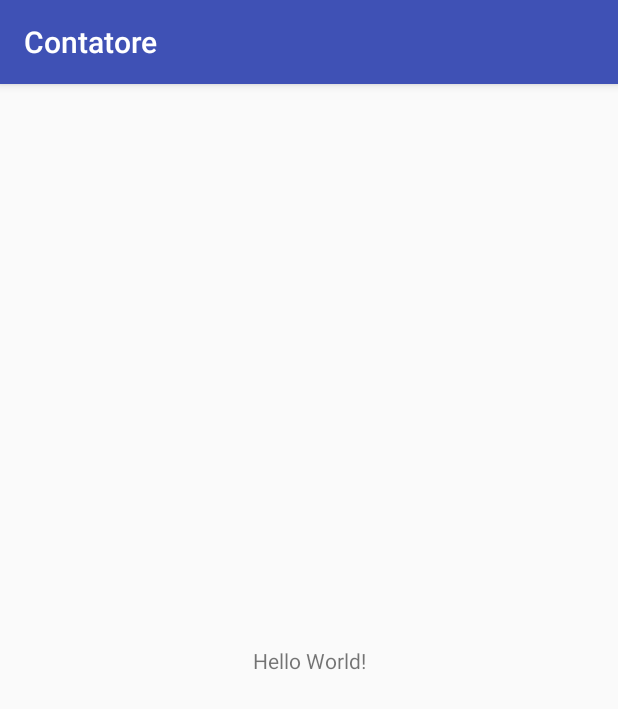
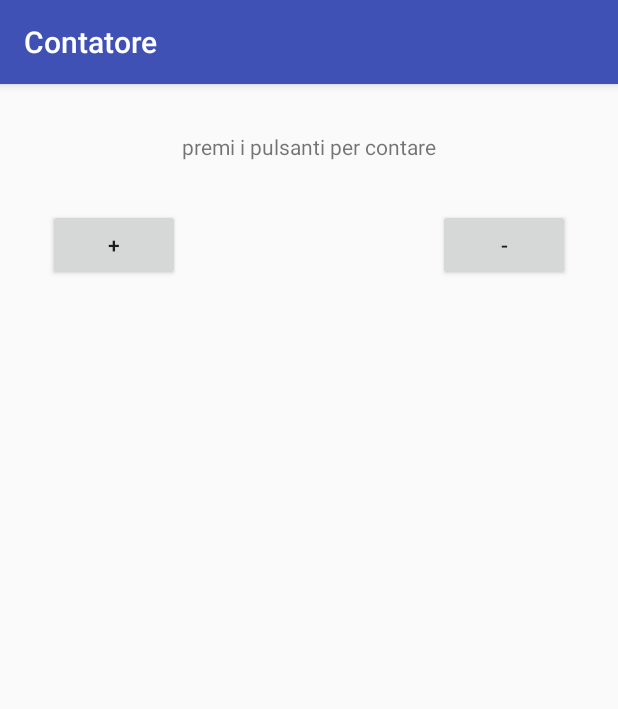
Before and after one commit to raffaelepalmiero95/Contatore, an Android app: the screen it shows after launch (MainActivity), on a phone screen of 412 x 824 dp. Shown: the top 709 px of the screen. Run offline under Robolectric (Android 15) with nearby library versions, the phone set to English and light mode, and no system bars.

Commit message:
ho creato il layout

```diff
--- a/app/src/main/res/layout/activity_main.xml
+++ b/app/src/main/res/layout/activity_main.xml
@@ -6,13 +6,37 @@
     android:layout_height="match_parent"
     tools:context="com.example.raffaelepalmiero.contatore.MainActivity">
 
-    <TextView
+    <Button
+        android:id="@+id/button"
         android:layout_width="wrap_content"
         android:layout_height="wrap_content"
-        android:text="Hello World!"
-        app:layout_constraintBottom_toBottomOf="parent"
+        android:layout_marginEnd="32dp"
+        android:text="@string/diminuisci"
+        app:layout_constraintBottom_toBottomOf="@+id/button2"
+        app:layout_constraintEnd_toEndOf="parent"
+        app:layout_constraintHorizontal_bias="0.5"
+        app:layout_constraintStart_toEndOf="@+id/button2" />
+
+    <Button
+        android:id="@+id/button2"
+        android:layout_width="wrap_content"
+        android:layout_height="wrap_content"
+        android:layout_marginStart="32dp"
+        android:layout_marginTop="32dp"
+        android:text="@string/aumenta"
+        app:layout_constraintEnd_toStartOf="@+id/button"
+        app:layout_constraintHorizontal_bias="0.5"
+        app:layout_constraintHorizontal_chainStyle="spread_inside"
+        app:layout_constraintStart_toStartOf="parent"
+        app:layout_constraintTop_toBottomOf="@+id/textMessaggio" />
+
+    <TextView
+        android:id="@+id/textMessaggio"
+        android:layout_width="wrap_content"
+        android:layout_height="wrap_content"
+        android:layout_marginTop="32dp"
+        android:text="@string/messaggio"
         app:layout_constraintLeft_toLeftOf="parent"
         app:layout_constraintRight_toRightOf="parent"
         app:layout_constraintTop_toTopOf="parent" />
-
 </android.support.constraint.ConstraintLayout>
--- a/app/src/main/res/values/strings.xml
+++ b/app/src/main/res/values/strings.xml
@@ -1,3 +1,6 @@
 <resources>
     <string name="app_name">Contatore</string>
+    <string name="diminuisci">-</string>
+    <string name="aumenta">+</string>
+    <string name="messaggio">premi i pulsanti per contare</string>
 </resources>
```
